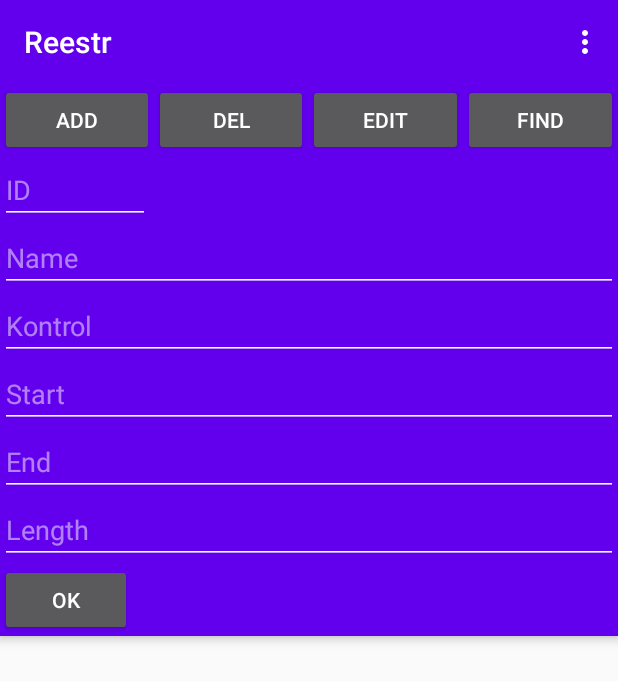
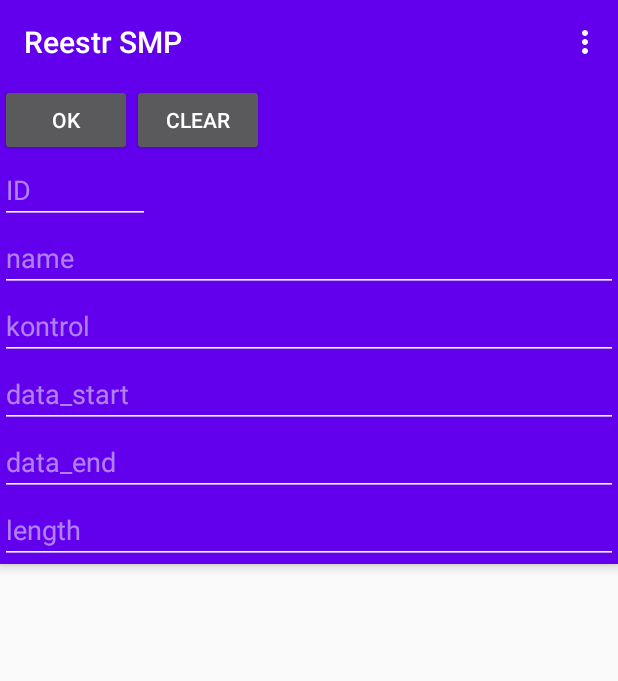
Before and after one commit to NikolayOvcharenko/reestr, an Android app: the screen it shows after launch (MainActivity), after a tap on "ADD", on a phone screen of 412 x 824 dp. Shown: the top 681 px of the screen. Run offline under Robolectric (Android 15) with nearby library versions, the phone set to English and light mode, and no system bars.

Commit message:
Рабочая версия 2
исправлены недочеты оформления кода

недоделана таблица (предыдущая строка остается выделенной)
остались warning в разметке

```diff
--- a/app/src/main/java/com/example/reestr/DBHelper/DBHelper.kt
+++ b/app/src/main/java/com/example/reestr/DBHelper/DBHelper.kt
@@ -1,37 +1,36 @@
 package com.example.reestr.DBHelper
 
+import android.annotation.SuppressLint
 import android.content.ContentValues
 import android.content.Context
 import android.database.Cursor
-import android.database.SQLException
 import android.database.sqlite.SQLiteDatabase
-import android.database.sqlite.SQLiteException
 import android.database.sqlite.SQLiteOpenHelper
-import android.util.Log
 import com.example.reestr.data.ReestrDB
-import java.io.*
+import com.example.reestr.whers
 import java.util.*
 
 
-class DBHelper (context: Context) : SQLiteOpenHelper (context, DATABASE_NAME, null, DATABASE_VER) {
+class DBHelper(context: Context) : SQLiteOpenHelper(context, DATABASE_NAME, null, DATABASE_VER) {
     companion object {
-        private val DATABASE_VER = 1
-        private val DATABASE_NAME = "reestr.db"
+        private const val DATABASE_VER = 1
+        private const val DATABASE_NAME = "reestr.db"
 
         // Table
         private const val TABLE_NAME = "reestr"
+
         // const val TABLE_NAME = "reestr"
-        private val COLUMN_ID = "_id"
-        private val COLUMN_NAME = "name_smp"
-        private val COLUMN_KONTROL = "kontrol"
-        private val COLUMN_DATA_START = "data_start"
-        private val COLUMN_DATA_END = "data_end"
-        private val COLUMN_LENGTH = "length"
+        private const val COLUMN_ID = "_id"
+        private const val COLUMN_NAME = "name_smp"
+        private const val COLUMN_KONTROL = "kontrol"
+        private const val COLUMN_DATA_START = "data_start"
+        private const val COLUMN_DATA_END = "data_end"
+        private const val COLUMN_LENGTH = "length"
 
-     //   var DB_PATH: String? = null
-     //   // private val DB_NAME = "extenalDB"
-     //   private var myDataBase: SQLiteDatabase? = null
-     //  private var myContext: Context? = null
+        //   var DB_PATH: String? = null
+        //   // private val DB_NAME = "extenalDB"
+        //   private var myDataBase: SQLiteDatabase? = null
+        //  private var myContext: Context? = null
     }
 
 
@@ -112,20 +111,23 @@ class DBHelper (context: Context) : SQLiteOpenHelper (context, DATABASE_NAME, nu
                 "$COLUMN_DATA_START INTEGER," +
                 "$COLUMN_DATA_END INTEGER," +
                 "$COLUMN_LENGTH INTEGER);"
-        db!!.execSQL(CREATE_TABLE_QUERY);
+        db!!.execSQL(CREATE_TABLE_QUERY)
     }
 
     override fun onUpgrade(db: SQLiteDatabase?, oldVersion: Int, newVersion: Int) {
         db!!.execSQL("DROP TABLE IF EXISTS $TABLE_NAME")
-        onCreate(db!!)
+        onCreate(db)
     }
 
-    val allReestr:List<ReestrDB>
+    val allReestr: List<ReestrDB>
+        @SuppressLint("Recycle")
         get() {
             val lstReestr = ArrayList<ReestrDB>()
-            val selectQuery = "SELECT * FROM $TABLE_NAME"
+            val selectQuery = "SELECT * FROM $TABLE_NAME$whers"
             val db: SQLiteDatabase = this.writableDatabase
-            val cursor: Cursor = db.rawQuery(selectQuery,null)
+            val cursor: Cursor
+            cursor = db.rawQuery(selectQuery, null)
+
             if (cursor.moveToFirst()) {
                 do {
                     val reestr = ReestrDB()
@@ -143,37 +145,36 @@ class DBHelper (context: Context) : SQLiteOpenHelper (context, DATABASE_NAME, nu
             return lstReestr
         }
 
-    fun addSMP (reestrDB: ReestrDB) {
+    fun addSMP(reestrDB: ReestrDB) {
         val db = this.writableDatabase
         val values = ContentValues()
-        values.put(COLUMN_ID.toString(),        reestrDB.id)
-        values.put(COLUMN_NAME,                 reestrDB.name)
-        values.put(COLUMN_KONTROL.toString(),   reestrDB.kontrol)
-        values.put(COLUMN_DATA_START.toString(),reestrDB.start)
-        values.put(COLUMN_DATA_END.toString(),  reestrDB.end)
-        values.put(COLUMN_LENGTH.toString(),    reestrDB.length)
+        values.put(COLUMN_ID, reestrDB.id)
+        values.put(COLUMN_NAME, reestrDB.name)
+        values.put(COLUMN_KONTROL, reestrDB.kontrol)
+        values.put(COLUMN_DATA_START, reestrDB.start)
+        values.put(COLUMN_DATA_END, reestrDB.end)
+        values.put(COLUMN_LENGTH, reestrDB.length)
 
         db.insert(TABLE_NAME, null, values)
         db.close()
 
     }
 
-    fun updateSMP (reestrDB: ReestrDB): Int {
+    fun updateSMP(reestrDB: ReestrDB): Int {
         val db = this.writableDatabase
-        // deleteSMP(reestrDB)
         val values = ContentValues()
-        values.put(COLUMN_ID.toString(),        reestrDB.id)
-        values.put(COLUMN_NAME,                 reestrDB.name)
-        values.put(COLUMN_KONTROL,              reestrDB.kontrol)
-        values.put(COLUMN_DATA_START.toString(),reestrDB.start)
-        values.put(COLUMN_DATA_END.toString(),  reestrDB.end)
-        values.put(COLUMN_LENGTH.toString(),    reestrDB.length)
+        values.put(COLUMN_ID,           reestrDB.id)
+        values.put(COLUMN_NAME,         reestrDB.name)
+        values.put(COLUMN_KONTROL,      reestrDB.kontrol)
+        values.put(COLUMN_DATA_START,   reestrDB.start)
+        values.put(COLUMN_DATA_END,     reestrDB.end)
+        values.put(COLUMN_LENGTH,       reestrDB.length)
 
         return db.update(TABLE_NAME, values, "$COLUMN_ID=?", arrayOf(reestrDB.id.toString()))
 
     }
 
-    fun deleteSMP (reestrDB: ReestrDB) {
+    fun deleteSMP(reestrDB: ReestrDB) {
         val db = this.writableDatabase
         db.delete(TABLE_NAME, "$COLUMN_ID=?", arrayOf(reestrDB.id.toString()))
         db.close()
--- a/app/src/main/java/com/example/reestr/MainActivity.kt
+++ b/app/src/main/java/com/example/reestr/MainActivity.kt
@@ -1,25 +1,26 @@
 package com.example.reestr
 
-import android.graphics.Color
+import android.database.sqlite.SQLiteException
 import android.os.Bundle
 import android.view.Menu
 import android.view.MenuItem
 import android.view.View.GONE
 import android.view.View.VISIBLE
+import android.widget.Button
 import android.widget.LinearLayout
 import androidx.appcompat.app.AppCompatActivity
-import com.example.reestr.Adapter.ListReestrAdapter
+import com.example.reestr.adapter.ListReestrAdapter
 import com.example.reestr.DBHelper.DBHelper
 import com.example.reestr.data.ReestrDB
 import kotlinx.android.synthetic.main.activity_main.*
-import kotlinx.android.synthetic.main.row_layout.*
-import kotlinx.android.synthetic.main.row_layout.view.*
+
+var whers: String = ""
 
 class MainActivity : AppCompatActivity() {
-    var news: Boolean = true
-    lateinit var but_edit: LinearLayout
-    internal lateinit var db: DBHelper
-    internal var lstReestr: List<ReestrDB> = ArrayList<ReestrDB>()
+
+    private var news = 0
+    private lateinit var db: DBHelper
+    private var lstReestr: List<ReestrDB> = ArrayList()
 
     override fun onCreate(savedInstanceState: Bundle?) {
         super.onCreate(savedInstanceState)
@@ -32,28 +33,34 @@ class MainActivity : AppCompatActivity() {
         refreshData()
 
         button_edit.setOnClickListener {
-            news = false
+            news = 1
             edit.visibility = VISIBLE
+            button(true)
         }
 
         button_add.setOnClickListener {
-            news = true
-
+            news = 0
+            val edits: LinearLayout = findViewById(R.id.edit)
             // but_edit = findViewById(R.id.edit)
-            var edits: LinearLayout = findViewById(R.id.edit)
+            // var edits: LinearLayout = findViewById(R.id.edit)
             // edits.visibility(View.VISIBLE)
             edits.visibility = VISIBLE
+            button(true)
         }
 
-        button_delete.setOnClickListener{
+        button_delete.setOnClickListener {
             if (edit_id.text.toString() != "") {
                 val reestr = ReestrDB(Integer.parseInt(edit_id.text.toString()))
                 db.deleteSMP(reestr)
                 refreshData()
             }
+
         }
 
         button_ok.setOnClickListener {
+
+            if (news == 2) find()
+            else {
                 if (edit_id.text.toString() != "") {
                     val reestr = ReestrDB(
                         Integer.parseInt(edit_id.text.toString()),
@@ -63,13 +70,66 @@ class MainActivity : AppCompatActivity() {
                         edit_end.text.toString(),
                         edit_length.text.toString()
                     )
-                if (news) db.addSMP(reestr) else db.updateSMP(reestr)
+                    if (news == 0) db.addSMP(reestr) else db.updateSMP(reestr)
                     refreshData()
                 }
+            }
             edit.visibility = GONE
-
+            button(false)
         }
 
+        button_find.setOnClickListener {
+            button(true)
+            val edits: LinearLayout = findViewById(R.id.edit)
+            edits.visibility = VISIBLE
+            news = 2
+        }
+
+        button_clear.setOnClickListener {
+            edit_id.setText("")
+            edit_name.setText("")
+            edit_kontrol.setText("")
+            edit_start.setText("")
+            edit_end.setText("")
+            edit_length.setText("")
+        }
+    }
+
+    private fun button(index: Boolean) {
+        val add: Button = findViewById(R.id.button_add)
+        add.visibility = if (index) GONE else VISIBLE
+        val find: Button = findViewById(R.id.button_find)
+        find.visibility = if (index) GONE else VISIBLE
+        val del: Button = findViewById(R.id.button_delete)
+        del.visibility = if (index) GONE else VISIBLE
+        val edit: Button = findViewById(R.id.button_edit)
+        edit.visibility = if (index) GONE else VISIBLE
+        val ok: Button = findViewById(R.id.button_ok)
+        ok.visibility = if (index) VISIBLE else GONE
+        val clear: Button = findViewById(R.id.button_clear)
+        clear.visibility = if (index) VISIBLE else GONE
+    }
+
+    private fun find() {
+        whers = " where"
+        when {
+            (edit_id.text.toString() != "") -> whers += " _id = ${edit_id.text}"
+            (edit_name.text.toString() != "") -> whers += " name_smp = ${edit_name.text}"
+            (edit_kontrol.text.toString() != "") -> whers += " kontrol = ${edit_kontrol.text}"
+            (edit_start.text.toString() != "") -> whers += " data_start = ${edit_start.text}"
+            (edit_end.text.toString() != "") -> whers += " data_end = ${edit_end.text}"
+            (edit_length.text.toString() != "") -> whers += " length = ${edit_length.text}"
+            else -> whers = ""
+        }
+
+        try {
+
+            refreshData()
+
+        } catch (e: SQLiteException) {
+            whers = " where _id = 0"
+            refreshData()
+        }
     }
 
     private fun refreshData() {
--- a/app/src/main/java/com/example/reestr/Adapter/ListReestrAdapter.kt
+++ b/app/src/main/java/com/example/reestr/adapter/ListReestrAdapter.kt
@@ -1,5 +1,6 @@
-package com.example.reestr.Adapter
+package com.example.reestr.adapter
 
+import android.annotation.SuppressLint
 import android.app.Activity
 import android.content.Context
 import android.graphics.Color
@@ -10,24 +11,23 @@ import android.widget.BaseAdapter
 import android.widget.EditText
 import com.example.reestr.R
 import com.example.reestr.data.ReestrDB
-import kotlinx.android.synthetic.main.activity_main.*
-import kotlinx.android.synthetic.main.row_layout.*
 import kotlinx.android.synthetic.main.row_layout.view.*
 
-class ListReestrAdapter (internal var activity: Activity,
-                   internal var lstReestr: List<ReestrDB>,
-                   internal var edit_id: EditText,
-                   internal var edit_name: EditText,
-                   internal var edit_kontrol: EditText,
-                   internal var edit_start: EditText,
-                   internal var edit_end: EditText,
-                   internal var edit_length: EditText): BaseAdapter() {
+class ListReestrAdapter (activity: Activity,
+                         private var lstReestr: List<ReestrDB>,
+                         private var edit_id: EditText,
+                         private var edit_name: EditText,
+                         private var edit_kontrol: EditText,
+                         private var edit_start: EditText,
+                         private var edit_end: EditText,
+                         private var edit_length: EditText): BaseAdapter() {
 
-    internal var inflater:LayoutInflater =
+    private var inflater:LayoutInflater =
         activity.getSystemService(Context.LAYOUT_INFLATER_SERVICE) as LayoutInflater
 
 
 
+    @SuppressLint("ViewHolder", "InflateParams")
     override fun getView(position: Int, convertView: View?, parent: ViewGroup?): View {
         val rowView: View = inflater.inflate(R.layout.row_layout, null)
 
@@ -37,11 +37,13 @@ class ListReestrAdapter (internal var activity: Activity,
         rowView.txt_data_start.text = lstReestr[position].start.toString()
         rowView.txt_data_end.text = lstReestr[position].end.toString()
         rowView.txt_length.text = lstReestr[position].length.toString()
-        rowView.txt_id.setBackgroundColor(Color.WHITE)
+        rowView.setBackgroundColor(Color.WHITE)
+
         // cобытие
         rowView.setOnClickListener {
 
             rowView.setBackgroundColor(Color.MAGENTA)
+
             edit_id.setText(rowView.txt_id.text.toString())
             edit_name.setText(rowView.txt_name.text.toString())
             edit_kontrol.setText(rowView.txt_kontrol.text.toString())
--- a/app/src/main/res/layout/activity_main.xml
+++ b/app/src/main/res/layout/activity_main.xml
@@ -1,5 +1,6 @@
 <?xml version="1.0" encoding="utf-8"?>
-<androidx.coordinatorlayout.widget.CoordinatorLayout xmlns:android="http://schemas.android.com/apk/res/android"
+<androidx.coordinatorlayout.widget.CoordinatorLayout
+    xmlns:android="http://schemas.android.com/apk/res/android"
     xmlns:app="http://schemas.android.com/apk/res-auto"
     xmlns:tools="http://schemas.android.com/tools"
     android:layout_width="match_parent"
@@ -7,14 +8,16 @@
     tools:context=".MainActivity">
 
     <TextView
-        android:layout_width="wrap_content"
+        android:id="@+id/Top"
+        android:layout_width="match_parent"
         android:layout_height="wrap_content"
         android:gravity="center_horizontal"
-        android:text="Reestr SMP"
+        android:text="@string/reestrsmp"
         android:textSize="25sp"
         android:textStyle="bold" />
 
     <com.google.android.material.appbar.AppBarLayout
+        android:id="@+id/appBarLayout"
         android:layout_width="match_parent"
         android:layout_height="wrap_content"
         android:theme="@style/AppTheme.AppBarOverlay">
@@ -35,32 +38,46 @@
             android:weightSum="4">
 
             <Button
+                android:id="@+id/button_ok"
+                android:layout_width="wrap_content"
+                android:layout_height="match_parent"
+                android:text="@string/ok"
+                android:visibility="gone" />
+
+            <Button
+                android:id="@+id/button_clear"
+                android:layout_width="wrap_content"
+                android:layout_height="match_parent"
+                android:text="@string/clear"
+                android:visibility="gone" />
+
+            <Button
                 android:id="@+id/button_add"
                 android:layout_width="0dp"
                 android:layout_height="match_parent"
                 android:layout_weight="1"
-                android:text="ADD" />
+                android:text="@string/add" />
 
             <Button
                 android:id="@+id/button_delete"
                 android:layout_width="0dp"
                 android:layout_height="match_parent"
                 android:layout_weight="1"
-                android:text="DEL" />
+                android:text="@string/del" />
 
             <Button
                 android:id="@+id/button_edit"
                 android:layout_width="0dp"
                 android:layout_height="match_parent"
                 android:layout_weight="1"
-                android:text="EDIT" />
+                android:text="@string/edit" />
 
             <Button
                 android:id="@+id/button_find"
                 android:layout_width="0dp"
                 android:layout_height="match_parent"
                 android:layout_weight="1"
-                android:text="Find" />
+                android:text="@string/find" />
         </LinearLayout>
 
         <LinearLayout
@@ -74,50 +91,43 @@
                 android:id="@+id/edit_id"
                 android:layout_width="100dp"
                 android:layout_height="wrap_content"
-                android:hint="ID"
+                android:hint="@string/id"
                 android:inputType="number" />
 
             <EditText
                 android:id="@+id/edit_name"
                 android:layout_width="match_parent"
                 android:layout_height="wrap_content"
-                android:hint="Name"
+                android:hint="@string/name"
                 android:inputType="text" />
 
             <EditText
                 android:id="@+id/edit_kontrol"
                 android:layout_width="match_parent"
                 android:layout_height="wrap_content"
-                android:hint="Kontrol"
+                android:hint="@string/kontrol"
                 android:inputType="text" />
 
             <EditText
                 android:id="@+id/edit_start"
                 android:layout_width="match_parent"
                 android:layout_height="wrap_content"
-                android:hint="Start"
+                android:hint="@string/data_start"
                 android:inputType="date" />
 
             <EditText
                 android:id="@+id/edit_end"
                 android:layout_width="match_parent"
                 android:layout_height="wrap_content"
-                android:hint="End"
+                android:hint="@string/data_end"
                 android:inputType="date" />
 
             <EditText
                 android:id="@+id/edit_length"
                 android:layout_width="match_parent"
                 android:layout_height="wrap_content"
-                android:hint="Length"
+                android:hint="@string/length"
                 android:inputType="number" />
-
-            <Button
-                android:id="@+id/button_ok"
-                android:layout_width="wrap_content"
-                android:layout_height="match_parent"
-                android:text="OK"
-                android:visibility="visible" />
 
         </LinearLayout>
 
@@ -134,37 +144,37 @@
         android:layout_width="match_parent"
         android:layout_height="wrap_content"
         android:layout_weight="1"
-        android:text="ID" />
+        android:text="@string/id" />
 
     <TextView
         android:layout_width="match_parent"
         android:layout_height="wrap_content"
         android:layout_weight="1"
-        android:text="name" />
+        android:text="@string/name" />
 
     <TextView
         android:layout_width="match_parent"
         android:layout_height="wrap_content"
         android:layout_weight="1"
-        android:text="kontrol" />
+        android:text="@string/kontrol" />
 
     <TextView
         android:layout_width="match_parent"
         android:layout_height="wrap_content"
         android:layout_weight="1"
-        android:text="data_start" />
+        android:text="@string/data_start" />
 
     <TextView
         android:layout_width="match_parent"
         android:layout_height="wrap_content"
         android:layout_weight="1"
-        android:text="data_end" />
+        android:text="@string/data_end" />
 
     <TextView
         android:layout_width="match_parent"
         android:layout_height="wrap_content"
         android:layout_weight="1"
-        android:text="length" />
+        android:text="@string/length" />
     </LinearLayout>
 
     <ListView
@@ -179,4 +189,4 @@
 
     </ListView>
 
-    </androidx.coordinatorlayout.widget.CoordinatorLayout>
+</androidx.coordinatorlayout.widget.CoordinatorLayout>
--- a/app/src/main/res/values/strings.xml
+++ b/app/src/main/res/values/strings.xml
@@ -1,5 +1,5 @@
 <resources>
-    <string name="app_name">Reestr</string>
+    <string name="app_name">Reestr SMP</string>
     <string name="action_settings">Settings</string>
     <!-- Strings used for fragments for navigation -->
     <string name="first_fragment_label">First Fragment</string>
@@ -9,7 +9,16 @@
     <string name="add">Add</string>
     <string name="find">Find</string>
     <string name="previous">Previous</string>
-
     <string name="hello_first_fragment">Hello first fragment</string>
     <string name="hello_second_fragment">Hello second fragment. Arg: %1$s</string>
+    <string name="id">ID</string>
+    <string name="name">name</string>
+    <string name="kontrol">kontrol</string>
+    <string name="data_end">data_end</string>
+    <string name="data_start">data_start</string>
+    <string name="length">length</string>
+    <string name="reestrsmp">ReestrSMP</string>
+    <string name="ok">OK</string>
+    <string name="clear">CLEAR</string>
+    <string name="del">DEL</string>
 </resources>
--- a/app/src/main/res/values/styles.xml
+++ b/app/src/main/res/values/styles.xml
@@ -1,7 +1,7 @@
 <resources>
 
     <!-- Base application theme. -->
-    <style name="AppTheme" parent="Theme.AppCompat.Light.DarkActionBar">
+    <style name="AppTheme" parent="Theme.AppCompat.Light.NoActionBar">
         <!-- Customize your theme here. -->
         <item name="colorPrimary">@color/colorPrimary</item>
         <item name="colorPrimaryDark">@color/colorPrimaryDark</item>
```
Also changed, not shown: app/src/main/res/layout/row_layout.xml (+7 -7 lines). Lines whose indentation alone changed are shown as unchanged.
